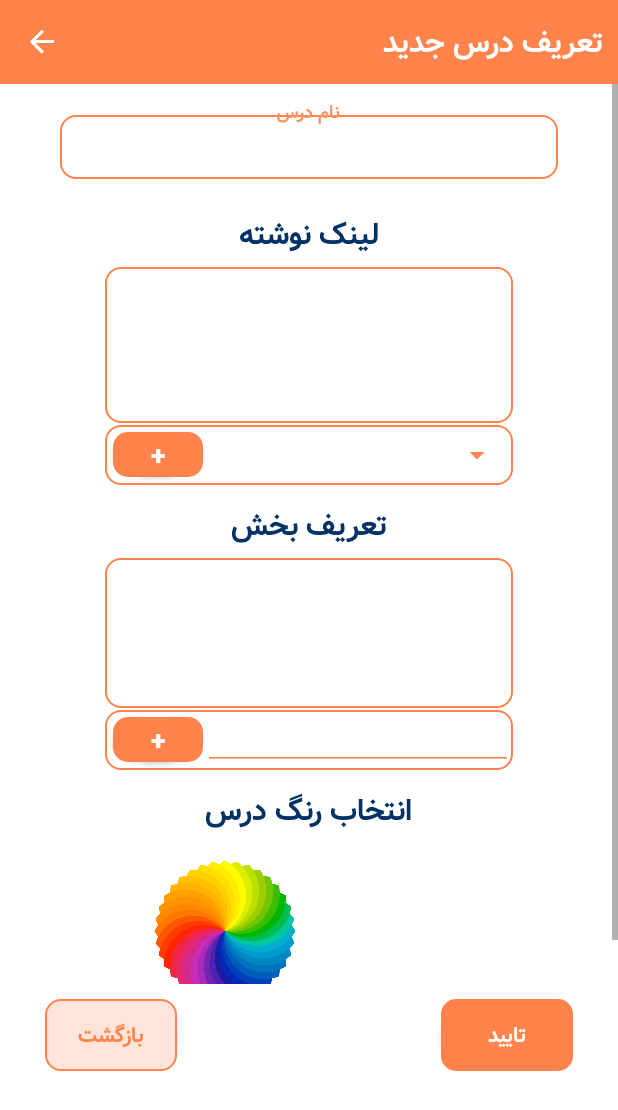
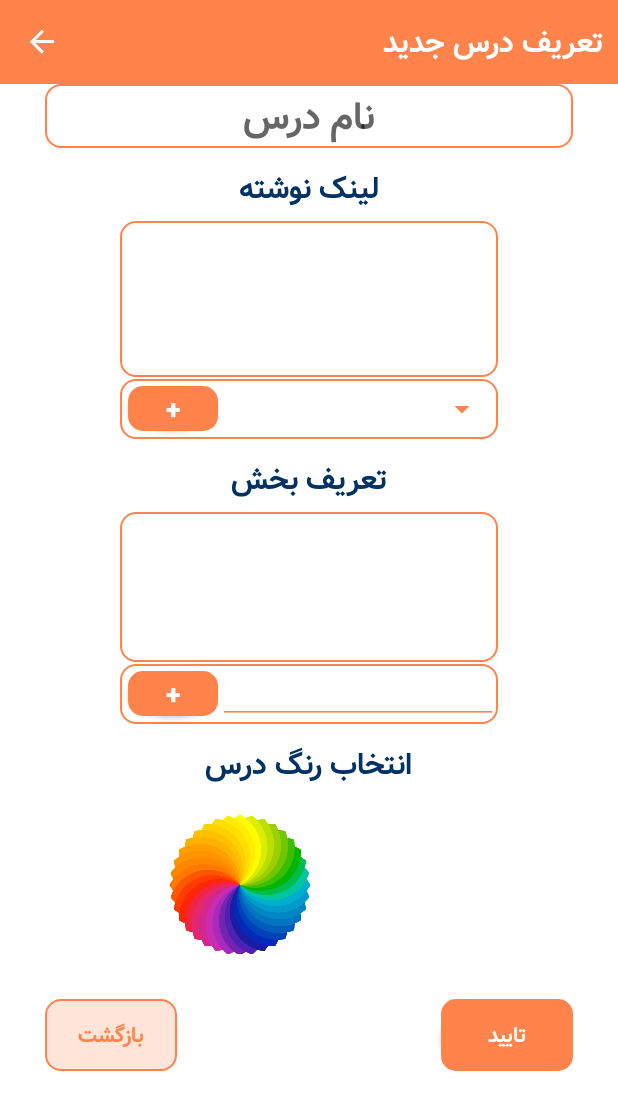
Before and after one commit to TarashGroup/TarashPlaningApp, an Android app: the layout add_course_dialogue.xml on its own in the app's theme, with its tools: preview values and no code run, on a phone screen of 412 x 824 dp. Shown: the top 1110 px of the screen. Run offline under Robolectric (Android 15) with nearby library versions, the phone set to English and light mode, and no system bars.

Commit message:
fucking editText background

```diff
--- a/app/src/main/res/layout/add_course_dialogue.xml
+++ b/app/src/main/res/layout/add_course_dialogue.xml
@@ -38,18 +38,13 @@
             <LinearLayout
                 android:layout_width="match_parent"
                 android:layout_height="wrap_content"
-                android:layout_marginHorizontal="20dp"
+                android:layout_marginHorizontal="30dp"
                 android:orientation="vertical">
-                <com.google.android.material.textfield.TextInputLayout
-                    android:layout_width="match_parent"
-                    android:layout_height="wrap_content"
-                    android:layout_marginVertical="10dp"
-                    android:layout_marginHorizontal="20dp"
-                    >
+
                     <androidx.appcompat.widget.AppCompatEditText
                         android:id="@+id/etName"
                         android:layout_width="match_parent"
-                        android:layout_height="match_parent"
+                        android:layout_height="wrap_content"
                         android:hint="@string/courseName"
                         android:textSize="25sp"
                         android:textColor="@color/Bar"
@@ -57,7 +52,6 @@
                         android:gravity="center"
                         android:background="@drawable/button1_normal"
                         />
-                </com.google.android.material.textfield.TextInputLayout>
 
                 <TextView
                     android:layout_width="wrap_content"
```
